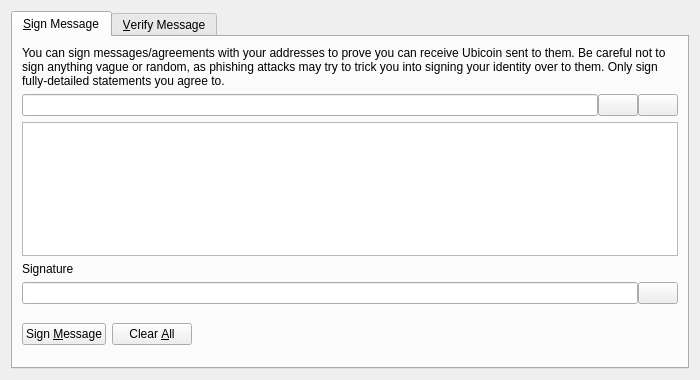
Before: the Qt Designer form src/qt/forms/signverifymessagedialog.ui in UbiState/ubicoin, drawn with Qt 5.
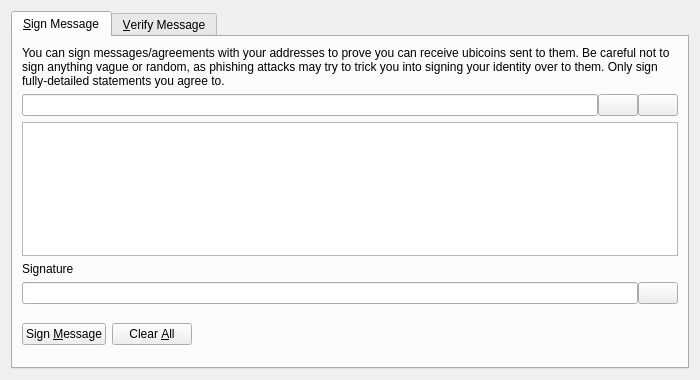
After: the same form once the commit is applied. Icons and pictures are not drawn. Custom widgets are drawn as their Qt base class.

The edit to the form file:
```diff
--- a/src/qt/forms/signverifymessagedialog.ui
+++ b/src/qt/forms/signverifymessagedialog.ui
@@ -30,7 +30,7 @@
        <item>
         <widget class="QLabel" name="infoLabel_SM">
          <property name="text">
-          <string>You can sign messages/agreements with your addresses to prove you can receive Ubicoin sent to them. Be careful not to sign anything vague or random, as phishing attacks may try to trick you into signing your identity over to them. Only sign fully-detailed statements you agree to.</string>
+          <string>You can sign messages/agreements with your addresses to prove you can receive ubicoins sent to them. Be careful not to sign anything vague or random, as phishing attacks may try to trick you into signing your identity over to them. Only sign fully-detailed statements you agree to.</string>
          </property>
          <property name="textFormat">
           <enum>Qt::PlainText</enum>
```
Left out of the diff: 36 changed lines with no effect on the pictures.
